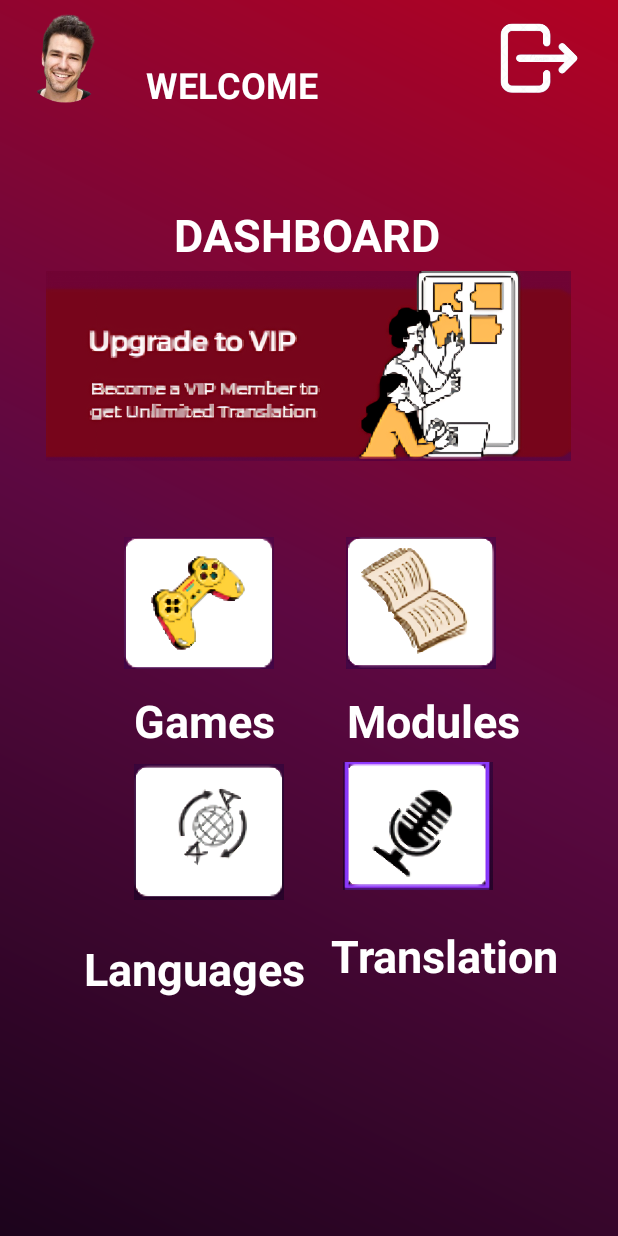
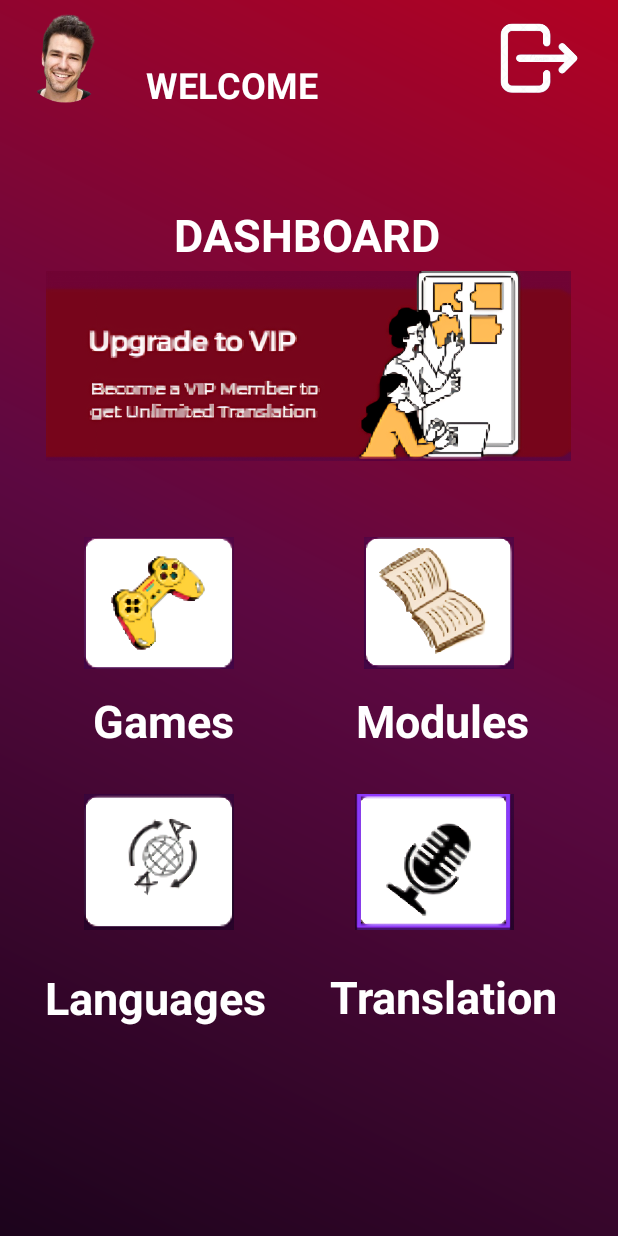
Before and after one commit to ryanayo74/Word_Wanderer, an Android app: the DashboardActivity screen opened directly, with no data from a screen before it, on a phone screen of 412 x 824 dp. Run offline under Robolectric (Android 15) with nearby library versions, the phone set to English and light mode, and no system bars.

Commit message:
Fixing responsiveness of dashboard page

```diff
--- a/app/src/main/res/layout/activity_dashboard.xml
+++ b/app/src/main/res/layout/activity_dashboard.xml
@@ -56,77 +56,80 @@
         android:id="@+id/buttonLogout"
         android:layout_width="80dp"
         android:layout_height="80dp"
+        android:importantForAccessibility="no"
         app:layout_constraintEnd_toEndOf="parent"
         app:layout_constraintHorizontal_bias="0.951"
         app:layout_constraintStart_toStartOf="parent"
         app:srcCompat="@drawable/logout"
         tools:ignore="MissingConstraints"
-        tools:layout_editor_absoluteY="32dp"
-        android:importantForAccessibility="no" />
+        tools:layout_editor_absoluteY="32dp" />
 
     <ImageView
         android:id="@+id/imageView"
         android:layout_width="350dp"
         android:layout_height="200dp"
         android:layout_marginTop="144dp"
+        android:importantForAccessibility="no"
         app:layout_constraintEnd_toEndOf="parent"
         app:layout_constraintHorizontal_bias="0.493"
         app:layout_constraintStart_toStartOf="parent"
         app:layout_constraintTop_toTopOf="parent"
         app:srcCompat="@drawable/vip"
-        tools:ignore="MissingConstraints"
-        android:importantForAccessibility="no" />
+        tools:ignore="MissingConstraints" />
 
     <ImageView
         android:id="@+id/games"
         android:layout_width="100dp"
         android:layout_height="100dp"
         android:layout_marginTop="8dp"
+        android:importantForAccessibility="no"
         app:layout_constraintEnd_toEndOf="parent"
-        app:layout_constraintHorizontal_bias="0.266"
+        app:layout_constraintHorizontal_bias="0.18"
         app:layout_constraintStart_toStartOf="parent"
         app:layout_constraintTop_toBottomOf="@+id/imageView"
         app:srcCompat="@drawable/games"
-        tools:ignore="MissingConstraints"
-        android:importantForAccessibility="no" />
+        tools:ignore="MissingConstraints" />
 
     <ImageView
         android:id="@+id/modules"
         android:layout_width="100dp"
         android:layout_height="100dp"
         android:layout_marginTop="8dp"
+        android:importantForAccessibility="no"
         app:layout_constraintEnd_toEndOf="parent"
-        app:layout_constraintHorizontal_bias="0.371"
-        app:layout_constraintStart_toEndOf="@+id/games"
+        app:layout_constraintHorizontal_bias="0.778"
+        app:layout_constraintStart_toStartOf="parent"
         app:layout_constraintTop_toBottomOf="@+id/imageView"
         app:srcCompat="@drawable/modules"
-        tools:ignore="MissingConstraints"
-        android:importantForAccessibility="no" />
+        tools:ignore="MissingConstraints" />
 
     <ImageView
         android:id="@+id/Languages"
         android:layout_width="100dp"
         android:layout_height="100dp"
-        android:layout_marginTop="4dp"
+        android:layout_marginTop="24dp"
+        android:importantForAccessibility="no"
+        app:layout_constraintBottom_toBottomOf="parent"
         app:layout_constraintEnd_toEndOf="parent"
-        app:layout_constraintHorizontal_bias="0.286"
+        app:layout_constraintHorizontal_bias="0.18"
         app:layout_constraintStart_toStartOf="parent"
         app:layout_constraintTop_toBottomOf="@+id/gamesTextView"
+        app:layout_constraintVertical_bias="0.0"
         app:srcCompat="@drawable/languages"
-        tools:ignore="MissingConstraints"
-        android:importantForAccessibility="no" />
+        tools:ignore="MissingConstraints" />
 
     <ImageView
         android:id="@+id/Translation"
-        android:layout_width="100dp"
-        android:layout_height="100dp"
+        android:layout_width="106dp"
+        android:layout_height="133dp"
+        android:layout_marginTop="508dp"
+        android:importantForAccessibility="no"
         app:layout_constraintEnd_toEndOf="parent"
-        app:layout_constraintHorizontal_bias="0.319"
-        app:layout_constraintStart_toEndOf="@+id/Languages"
-        app:layout_constraintTop_toBottomOf="@+id/modulesTextView"
+        app:layout_constraintHorizontal_bias="0.773"
+        app:layout_constraintStart_toStartOf="parent"
+        app:layout_constraintTop_toTopOf="parent"
         app:srcCompat="@drawable/translation"
-        tools:ignore="MissingConstraints"
-        android:importantForAccessibility="no" />
+        tools:ignore="MissingConstraints" />
 
     <TextView
         android:id="@+id/gamesTextView"
@@ -138,7 +141,7 @@
         android:textSize="30sp"
         android:textStyle="bold"
         app:layout_constraintEnd_toEndOf="parent"
-        app:layout_constraintHorizontal_bias="0.28"
+        app:layout_constraintHorizontal_bias="0.195"
         app:layout_constraintStart_toStartOf="parent"
         app:layout_constraintTop_toBottomOf="@+id/games"
         tools:ignore="MissingConstraints" />
@@ -152,56 +155,57 @@
         android:textColor="@color/white"
         android:textSize="30sp"
         android:textStyle="bold"
+        app:layout_constraintBottom_toTopOf="@+id/Translation"
         app:layout_constraintEnd_toEndOf="parent"
-        app:layout_constraintHorizontal_bias="0.423"
+        app:layout_constraintHorizontal_bias="0.579"
         app:layout_constraintStart_toEndOf="@+id/gamesTextView"
         app:layout_constraintTop_toBottomOf="@+id/modules"
+        app:layout_constraintVertical_bias="0.0"
         tools:ignore="MissingConstraints" />
 
     <TextView
         android:id="@+id/langaugesTextView"
         android:layout_width="wrap_content"
         android:layout_height="wrap_content"
+        android:layout_marginTop="20dp"
         android:text="@string/languages"
         android:textColor="@color/white"
         android:textSize="30sp"
         android:textStyle="bold"
         app:layout_constraintBottom_toBottomOf="parent"
         app:layout_constraintEnd_toEndOf="parent"
-        app:layout_constraintHorizontal_bias="0.212"
+        app:layout_constraintHorizontal_bias="0.114"
         app:layout_constraintStart_toStartOf="parent"
         app:layout_constraintTop_toBottomOf="@+id/Languages"
-        app:layout_constraintVertical_bias="0.116"
+        app:layout_constraintVertical_bias="0.0"
         tools:ignore="MissingConstraints" />
 
     <TextView
         android:id="@+id/translationTextView"
         android:layout_width="wrap_content"
         android:layout_height="wrap_content"
-        android:layout_marginTop="12dp"
+        android:layout_marginTop="644dp"
         android:text="@string/translation"
         android:textColor="@color/white"
         android:textSize="30sp"
         android:textStyle="bold"
-        app:layout_constraintBottom_toBottomOf="parent"
         app:layout_constraintEnd_toEndOf="parent"
-        app:layout_constraintHorizontal_bias="0.304"
-        app:layout_constraintStart_toEndOf="@+id/langaugesTextView"
-        app:layout_constraintTop_toBottomOf="@+id/Translation"
-        app:layout_constraintVertical_bias="0.025"
+        app:layout_constraintHorizontal_bias="0.844"
+        app:layout_constraintStart_toStartOf="parent"
+        app:layout_constraintTop_toTopOf="parent"
         tools:ignore="MissingConstraints" />
 
     <ImageView
         android:id="@+id/profile"
         android:layout_width="80dp"
         android:layout_height="80dp"
+        android:importantForAccessibility="no"
         app:layout_constraintEnd_toEndOf="parent"
         app:layout_constraintHorizontal_bias="0.009"
         app:layout_constraintStart_toStartOf="parent"
         app:srcCompat="@drawable/profile"
         tools:ignore="MissingConstraints"
-        tools:layout_editor_absoluteY="32dp"
-        android:importantForAccessibility="no" />
+        tools:layout_editor_absoluteY="32dp" />
 
 
 </androidx.constraintlayout.widget.ConstraintLayout>
--- a/app/src/main/res/layout/activity_guest_dashboard.xml
+++ b/app/src/main/res/layout/activity_guest_dashboard.xml
@@ -27,6 +27,7 @@
             app:layout_constraintStart_toStartOf="parent"
             app:layout_constraintTop_toTopOf="parent"
             app:layout_constraintVertical_bias="0.588">
+
 
             <AutoCompleteTextView
                 android:id="@+id/language_from"
```
